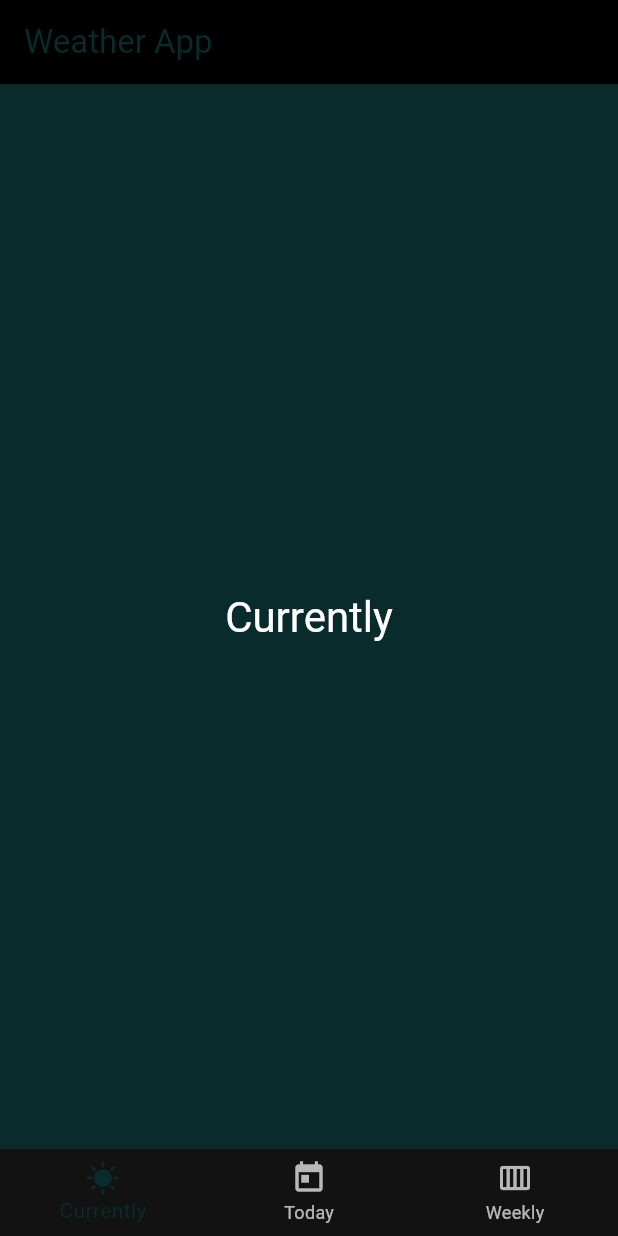
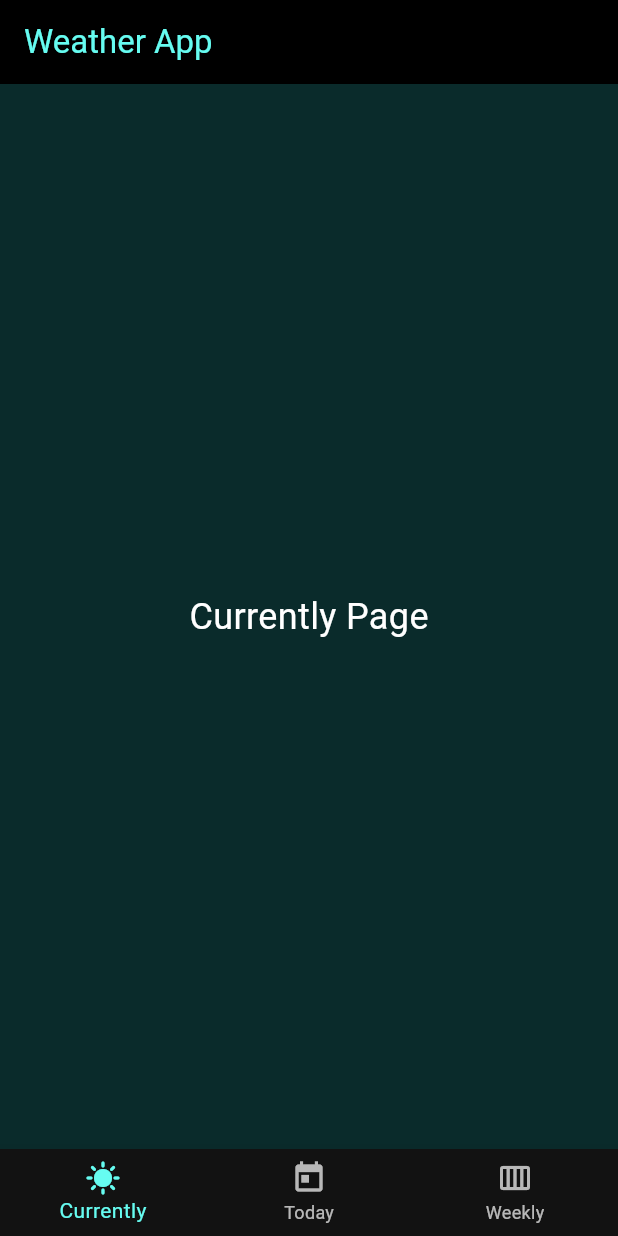
Before and after one commit to vaismand/Mobile-1, a Flutter app: the screen it shows after launch, on a phone screen of 412 x 824 dp. Run offline on Flutter 3.47's test engine with Material 3 defaults, Android fonts, the phone set to English and light mode, and no system bars.

Commit message:
fixed for ex00

```diff
--- a/weather_app/lib/main.dart
+++ b/weather_app/lib/main.dart
@@ -14,12 +14,12 @@ class MyApp extends StatelessWidget {
       theme: ThemeData(
         scaffoldBackgroundColor: const Color(0xFF0a2b2b),
         colorScheme: const ColorScheme.dark(
-          primary: Color(0xFF66fcf1),
-          secondary: Color(0xFF0a2b2b),
+          primary: Color(0xFF0a2b2b),
+          secondary: Color(0xFF66fcf1),
         ),
         appBarTheme: const AppBarTheme(
-          backgroundColor: Color(0xFF66fcf1),
-          foregroundColor: Color(0xFF0a2b2b),
+          backgroundColor: Color(0xFF0a2b2b),
+          foregroundColor: Color(0xFF66fcf1),
         ),
       ),
       home: const MyHomePage(title: 'Weather App'),
@@ -36,31 +36,49 @@ class MyHomePage extends StatefulWidget {
   State<MyHomePage> createState() => _MyHomePageState();
 }
 
-class _MyHomePageState extends State<MyHomePage> {
+class _MyHomePageState extends State<MyHomePage>
+    with SingleTickerProviderStateMixin {
   int _page = 0;
-  static const List<String> _pageTitles = ['Currently', 'Today', 'Weekly'];
+  late final TabController _tabController;
 
   void _onPageChanged(int index) {
-    setState(() {
-      _page = index;
+    _tabController.animateTo(index);
+  }
+
+  @override
+  void initState() {
+    super.initState();
+    _tabController = TabController(length: 3, vsync: this);
+    _tabController.addListener(() {
+      if (_page != _tabController.index) {
+        setState(() {
+          _page = _tabController.index;
+        });
+      }
     });
   }
 
   @override
+  void dispose() {
+    _tabController.dispose();
+    super.dispose();
+  }
+
+  @override
   Widget build(BuildContext context) {
-    final String currentPageTitle = _pageTitles[_page];
     return Scaffold(
-      appBar: AppBar(
-        backgroundColor: Theme.of(context).colorScheme.inversePrimary,
-        title: Text(widget.title),
-      ),
-      body: Center(
-        child: Text(
-          currentPageTitle,
-          style: Theme.of(context).textTheme.headlineMedium,
-        ),
+      appBar: AppBar(backgroundColor: Colors.black, title: Text(widget.title)),
+      body: TabBarView(
+        controller: _tabController,
+        children: [
+          Center(child: Text('Currently Page', style: TextStyle(fontSize: 24))),
+          Center(child: Text('Today Page', style: TextStyle(fontSize: 24))),
+          Center(child: Text('Weekly Page', style: TextStyle(fontSize: 24))),
+        ],
       ),
       bottomNavigationBar: BottomNavigationBar(
+        currentIndex: _page,
+        onTap: _onPageChanged,
         items: const [
           BottomNavigationBarItem(
             icon: Icon(Icons.sunny),
@@ -78,8 +96,6 @@ class _MyHomePageState extends State<MyHomePage> {
             key: Key('weekly'),
           ),
         ],
-        currentIndex: _page,
-        onTap: _onPageChanged,
       ),
     );
   }
```
